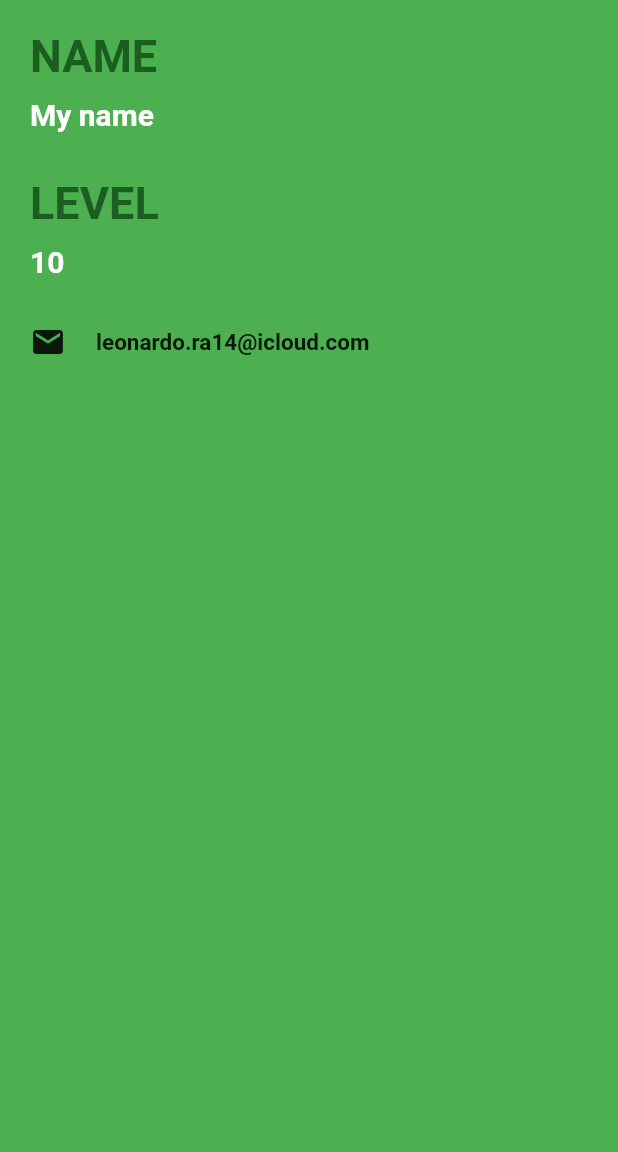
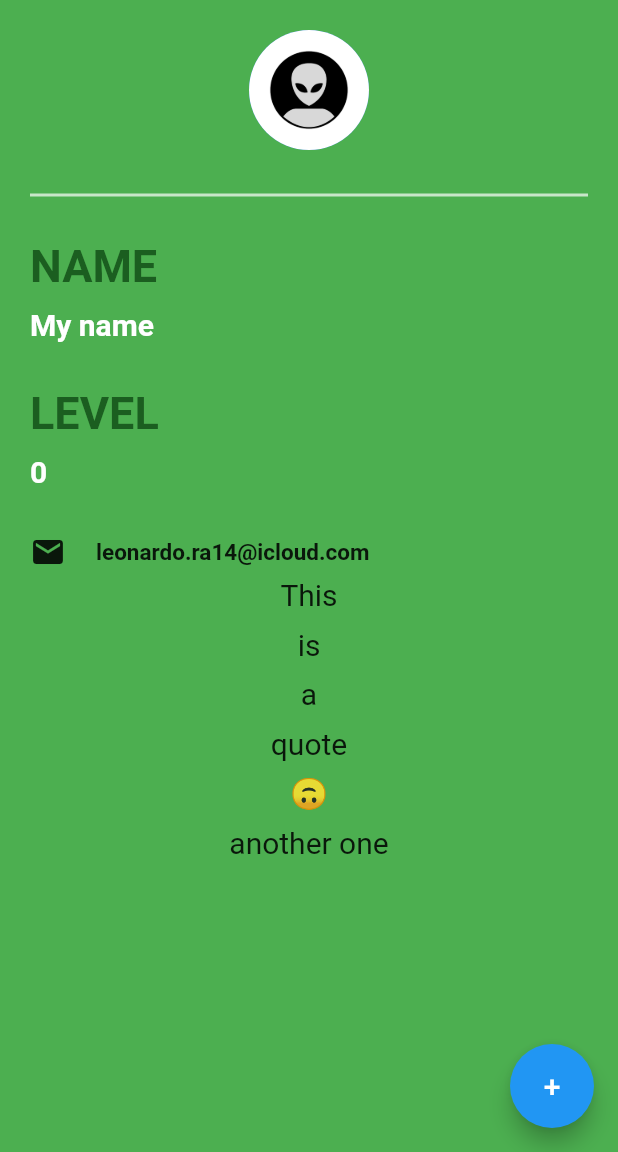
Before and after one commit to LnrdRmj/flutter_id_card, a Flutter app: the screen it shows after launch, on a phone screen of 412 x 824 dp, the part 84-1236 px from its top. Run offline on Flutter 3.47's test engine with Material 2 defaults, Android fonts, the phone set to English and light mode, and no system bars.

Commit message:
Some stuff

```diff
--- /dev/null
+++ b/lib/Quote/Quote.dart
@@ -0,0 +1,9 @@
+class Quote {
+
+  String text;
+  String author;
+
+  // Named constructor
+  Quote({required this.text, required this.author});
+
+}
--- a/lib/main.dart
+++ b/lib/main.dart
@@ -6,8 +6,16 @@ void main() {
   ));
 }
 
-class Card extends StatelessWidget {
+class Card extends StatefulWidget {
   const Card({Key? key}) : super(key: key);
+
+  @override
+  State<Card> createState() => _CardState();
+}
+
+class _CardState extends State<Card> {
+
+  int level = 0;
 
   @override
   Widget build(BuildContext context) {
@@ -16,70 +24,123 @@ class Card extends StatelessWidget {
         elevation: 0, // Removes bottom shadow
         title: Text(
           'Id Card',
-          style: TextStyle(
-            color: Colors.green[100]
-          ),
+          style: TextStyle(color: Colors.green[100]),
         ),
         centerTitle: true,
         backgroundColor: Colors.green[800],
       ),
       backgroundColor: Colors.green,
-      body: Padding(
+      body: SingleChildScrollView(
+        child: Padding(
           padding: EdgeInsets.all(20),
           child: Column(
             crossAxisAlignment: CrossAxisAlignment.start,
             children: [
-            Text('NAME',
+              Center(
+                child: CircleAvatar(
+                  backgroundImage: AssetImage('assets/pfp.jpg'),
+                  radius: 40,
+                ),
+              ),
+              Divider(
+                height: 60,
+                color: Colors.green[100],
+                thickness: 2,
+              ),
+              Text(
+                'NAME',
                 style: TextStyle(
                     color: Colors.green[900],
                     fontSize: 30,
-                  fontWeight: FontWeight.bold
-              ),
+                    fontWeight: FontWeight.bold),
               ),
               SizedBox(height: 10),
-            Text('My name',
+              Text(
+                'My name',
                 style: TextStyle(
                     color: Colors.white,
                     fontSize: 20,
-                  fontWeight: FontWeight.bold
+                    fontWeight: FontWeight.bold),
               ),
-            ),
-            SizedBox(height: 30),
-            Text('LEVEL',
+              const SizedBox(height: 30),
+              Text(
+                'LEVEL',
                 style: TextStyle(
                     color: Colors.green[900],
                     fontSize: 30,
-                  fontWeight: FontWeight.bold
-              ),
+                    fontWeight: FontWeight.bold),
               ),
               SizedBox(height: 10, width: 10),
-            Text('10',
+              Text(
+                '$level',
                 style: TextStyle(
                     color: Colors.white,
                     fontSize: 20,
-                  fontWeight: FontWeight.bold
-              ),
+                    fontWeight: FontWeight.bold),
               ),
               SizedBox(height: 30),
               Row(
                 children: [
                   Container(
                     margin: EdgeInsets.fromLTRB(0, 0, 20, 0),
-                  child: Icon(
-                    Icons.mail
+                    child: Icon(Icons.mail),
+                  ),
+                  Text(
+                    'leonardo.ra14@icloud.com',
+                    style: TextStyle(fontWeight: FontWeight.bold, fontSize: 15),
+                  )
+                ],
+              ),
+              //SizedBox(height: 1000),
+              //Text('ciao')
+              QuoteList()
+            ],
           ),
         ),
-                Text('leonardo.ra14@icloud.com',
+      ),
+      floatingActionButton: FloatingActionButton(
+        onPressed: () {
+          setState( () {
+            level++;
+          });
+        },
+        child: Text(
+          '+',
           style: TextStyle(
-                    fontWeight: FontWeight.bold,
-                    fontSize: 15
+            fontSize: 20
           ),
-                )
-              ],
-            )
-          ],
         ),
       ),
     );
   }
 }
+
+class QuoteList extends StatefulWidget {
+  const QuoteList({Key? key}) : super(key: key);
+
+  @override
+  State<QuoteList> createState() => _QuoteListState();
+}
+
+class _QuoteListState extends State<QuoteList> {
+
+  List<String> quotes = ['This', 'is', 'a', 'quote', '🙃', 'another one'];
+
+  @override
+  Widget build(BuildContext context) {
+    return Column(
+      children: quotes.map((e) =>
+          Center(child:
+            Container(
+                child: Text(e,
+                  style: const TextStyle(
+                    fontSize: 20
+                  ),
+                ),
+              margin: EdgeInsets.all(5),
+            )
+          )
+      ).toList(),
+    );
+  }
+}
--- a/pubspec.yaml
+++ b/pubspec.yaml
@@ -58,9 +58,8 @@ flutter:
   uses-material-design: true
 
   # To add assets to your application, add an assets section, like this:
-  # assets:
-  #   - images/a_dot_burr.jpeg
-  #   - images/a_dot_ham.jpeg
+  assets:
+    - assets/pfp.jpg
 
   # An image asset can refer to one or more resolution-specific "variants", see
   # https://flutter.dev/assets-and-images/#resolution-aware.
```
Also changed, not shown: assets/pfp.jpg (added). Lines whose indentation alone changed are shown as unchanged.
